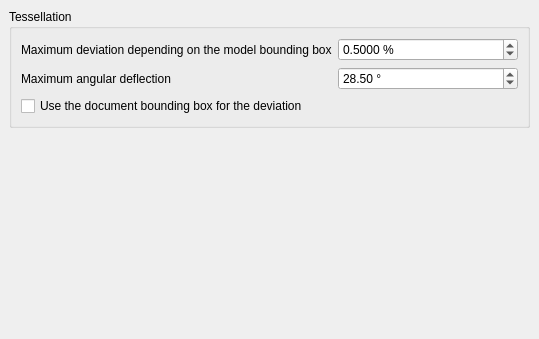
Above: src/Mod/Part/Gui/DlgSettings3DViewPart.ui from brianmk/FreeCAD-vulkan before the change. Below: the same form after it.
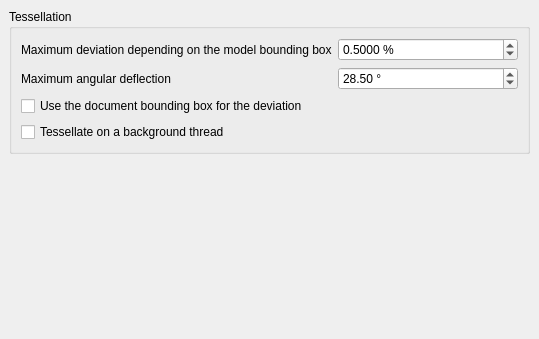
That is the form after the change. Custom widgets are drawn as their Qt base class.

Commit message: Part/Gui + Import/Gui: optional background tessellation on import

What changed in the file:
```diff
--- a/src/Mod/Part/Gui/DlgSettings3DViewPart.ui
+++ b/src/Mod/Part/Gui/DlgSettings3DViewPart.ui
@@ -135,6 +135,25 @@
            </property>
           </widget>
          </item>
+         <item row="3" column="0" colspan="2">
+          <widget class="Gui::PrefCheckBox" name="asyncTessellation">
+           <property name="toolTip">
+            <string>Tessellate imported shapes on a background thread so the import returns without waiting for the mesh. The 3D view fills in when the mesh is ready.</string>
+           </property>
+           <property name="text">
+            <string>Tessellate on a background thread</string>
+           </property>
+           <property name="checked">
+            <bool>false</bool>
+           </property>
+           <property name="prefEntry" stdset="0">
+            <cstring>AsyncTessellation</cstring>
+           </property>
+           <property name="prefPath" stdset="0">
+            <cstring>Mod/Part</cstring>
+           </property>
+          </widget>
+         </item>
         </layout>
       </item>
      </layout>
```
The commit also changes 3 other files.
